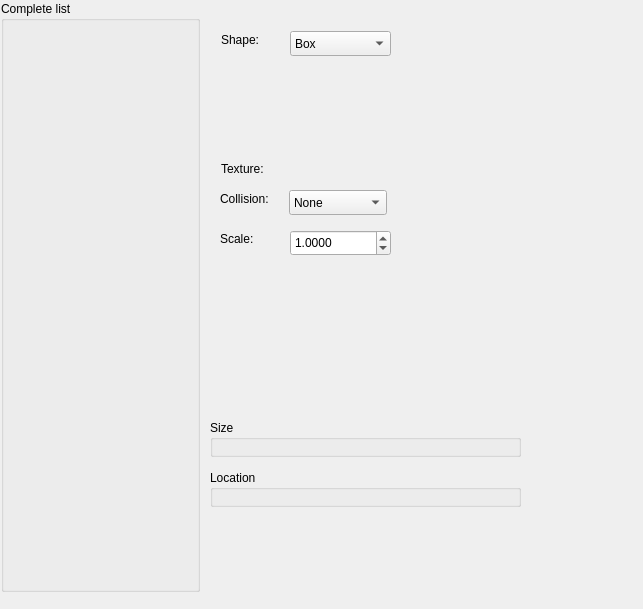
This is Editor/Dialogs/SpecialElements/panelspecialelements.ui in RPG-Paper-Maker/RPG-Paper-Maker as Qt 5 draws it before an edit. The edited form follows.
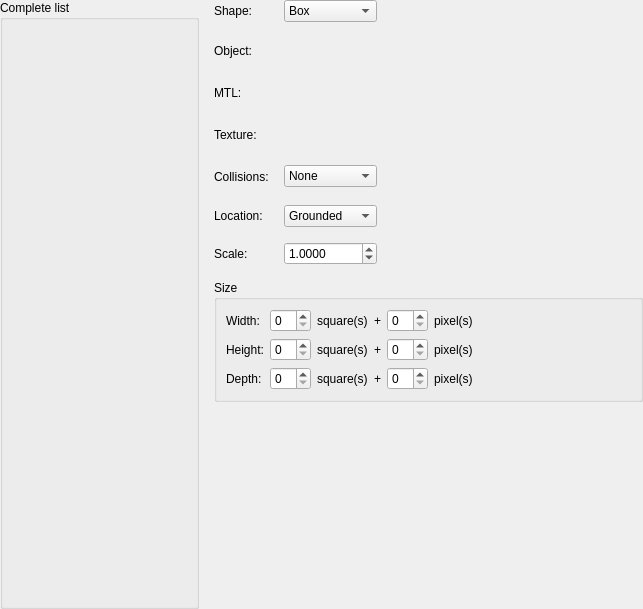
This is the edited form. Custom widgets are drawn as their Qt base class.

Commit message: [WIP] 3D objects importation: introducing WidgetShape and completing panel special elements

```diff
--- a/Editor/Dialogs/SpecialElements/panelspecialelements.ui
+++ b/Editor/Dialogs/SpecialElements/panelspecialelements.ui
@@ -13,28 +13,72 @@
   <property name="windowTitle">
    <string>Form</string>
   </property>
-  <widget class="QLabel" name="label">
-   <property name="geometry">
-    <rect>
-     <x>221</x>
-     <y>31</y>
-     <width>46</width>
-     <height>17</height>
-    </rect>
+  <layout class="QGridLayout" name="gridLayout_4">
+   <property name="leftMargin">
+    <number>0</number>
    </property>
+   <property name="topMargin">
+    <number>0</number>
+   </property>
+   <property name="rightMargin">
+    <number>0</number>
+   </property>
+   <property name="bottomMargin">
+    <number>0</number>
+   </property>
+   <item row="0" column="0">
+    <layout class="QHBoxLayout" name="horizontalLayout" stretch="0,1">
+     <property name="spacing">
+      <number>15</number>
+     </property>
+     <item>
+      <widget class="QGroupBox" name="groupBox_22">
+       <property name="minimumSize">
+        <size>
+         <width>0</width>
+         <height>0</height>
+        </size>
+       </property>
+       <property name="maximumSize">
+        <size>
+         <width>16777215</width>
+         <height>16777215</height>
+        </size>
+       </property>
+       <property name="title">
+        <string>Complete list</string>
+       </property>
+       <layout class="QGridLayout" name="gridLayout_29">
+        <item row="0" column="0">
+         <widget class="PanelSuperList" name="panelSuperList" native="true">
+          <property name="minimumSize">
+           <size>
+            <width>175</width>
+            <height>0</height>
+           </size>
+          </property>
+          <property name="maximumSize">
+           <size>
+            <width>175</width>
+            <height>16777215</height>
+           </size>
+          </property>
+         </widget>
+        </item>
+       </layout>
+      </widget>
+     </item>
+     <item>
+      <layout class="QGridLayout" name="gridLayout_3" rowstretch="0,0,0,0,0,0,0,0,1">
+       <item row="0" column="0">
+        <widget class="QLabel" name="labelShape">
    <property name="text">
     <string>Shape:</string>
    </property>
   </widget>
+       </item>
+       <item row="0" column="1">
   <widget class="QComboBox" name="comboBoxShape">
-   <property name="geometry">
-    <rect>
-     <x>290</x>
-     <y>31</y>
-     <width>101</width>
-     <height>25</height>
-    </rect>
-   </property>
    <item>
     <property name="text">
      <string>Box</string>
@@ -66,28 +110,111 @@
     </property>
    </item>
   </widget>
-  <widget class="QLabel" name="label_2">
-   <property name="geometry">
-    <rect>
-     <x>220</x>
-     <y>190</y>
-     <width>62</width>
-     <height>17</height>
-    </rect>
-   </property>
+       </item>
+       <item row="0" column="2" colspan="3">
+        <spacer name="horizontalSpacer_4">
+         <property name="orientation">
+          <enum>Qt::Horizontal</enum>
+         </property>
+         <property name="sizeHint" stdset="0">
+          <size>
+           <width>218</width>
+           <height>20</height>
+          </size>
+         </property>
+        </spacer>
+       </item>
+       <item row="1" column="0">
+        <widget class="QLabel" name="labelObject">
    <property name="text">
-    <string>Collision:</string>
-   </property>
-  </widget>
+          <string>Object:</string>
+         </property>
+        </widget>
+       </item>
+       <item row="1" column="1" colspan="2">
+        <widget class="WidgetShape" name="widgetShapeObj" native="true">
+         <property name="minimumSize">
+          <size>
+           <width>200</width>
+           <height>27</height>
+          </size>
+         </property>
+         <property name="maximumSize">
+          <size>
+           <width>200</width>
+           <height>27</height>
+          </size>
+         </property>
+        </widget>
+       </item>
+       <item row="1" column="3" rowspan="3" colspan="2">
+        <spacer name="horizontalSpacer_5">
+         <property name="orientation">
+          <enum>Qt::Horizontal</enum>
+         </property>
+         <property name="sizeHint" stdset="0">
+          <size>
+           <width>118</width>
+           <height>78</height>
+          </size>
+         </property>
+        </spacer>
+       </item>
+       <item row="2" column="0">
+        <widget class="QLabel" name="labelMtl">
+         <property name="text">
+          <string>MTL:</string>
+         </property>
+        </widget>
+       </item>
+       <item row="2" column="1" colspan="2">
+        <widget class="WidgetShape" name="widgetShapeMtl" native="true">
+         <property name="minimumSize">
+          <size>
+           <width>200</width>
+           <height>27</height>
+          </size>
+         </property>
+         <property name="maximumSize">
+          <size>
+           <width>200</width>
+           <height>27</height>
+          </size>
+         </property>
+        </widget>
+       </item>
+       <item row="3" column="0">
+        <widget class="QLabel" name="labelTexture">
+         <property name="text">
+          <string>Texture:</string>
+         </property>
+        </widget>
+       </item>
+       <item row="3" column="1" colspan="2">
+        <widget class="WidgetPicture" name="widgetPicture" native="true">
+         <property name="minimumSize">
+          <size>
+           <width>200</width>
+           <height>27</height>
+          </size>
+         </property>
+         <property name="maximumSize">
+          <size>
+           <width>200</width>
+           <height>27</height>
+          </size>
+         </property>
+        </widget>
+       </item>
+       <item row="4" column="0">
+        <widget class="QLabel" name="labelCollisions">
+         <property name="text">
+          <string>Collisions:</string>
+         </property>
+        </widget>
+       </item>
+       <item row="4" column="1">
   <widget class="QComboBox" name="comboBoxCollision">
-   <property name="geometry">
-    <rect>
-     <x>289</x>
-     <y>190</y>
-     <width>98</width>
-     <height>25</height>
-    </rect>
-   </property>
    <item>
     <property name="text">
      <string>None</string>
@@ -109,28 +236,79 @@
     </property>
    </item>
   </widget>
-  <widget class="QLabel" name="label_3">
-   <property name="geometry">
-    <rect>
-     <x>220</x>
-     <y>230</y>
-     <width>61</width>
-     <height>17</height>
-    </rect>
-   </property>
+       </item>
+       <item row="4" column="2" colspan="2">
+        <widget class="WidgetShape" name="widgetShapeCollisions" native="true">
+         <property name="minimumSize">
+          <size>
+           <width>200</width>
+           <height>27</height>
+          </size>
+         </property>
+         <property name="maximumSize">
+          <size>
+           <width>200</width>
+           <height>27</height>
+          </size>
+         </property>
+        </widget>
+       </item>
+       <item row="4" column="4">
+        <spacer name="horizontalSpacer">
+         <property name="orientation">
+          <enum>Qt::Horizontal</enum>
+         </property>
+         <property name="sizeHint" stdset="0">
+          <size>
+           <width>13</width>
+           <height>20</height>
+          </size>
+         </property>
+        </spacer>
+       </item>
+       <item row="5" column="0">
+        <widget class="QLabel" name="labelLocation">
+         <property name="text">
+          <string>Location:</string>
+         </property>
+        </widget>
+       </item>
+       <item row="5" column="1">
+        <widget class="QComboBox" name="comboBoxLocation">
+         <item>
+          <property name="text">
+           <string>Grounded</string>
+          </property>
+         </item>
+         <item>
+          <property name="text">
+           <string>Centered</string>
+          </property>
+         </item>
+        </widget>
+       </item>
+       <item row="5" column="2" colspan="3">
+        <spacer name="horizontalSpacer_2">
+         <property name="orientation">
+          <enum>Qt::Horizontal</enum>
+         </property>
+         <property name="sizeHint" stdset="0">
+          <size>
+           <width>218</width>
+           <height>20</height>
+          </size>
+         </property>
+        </spacer>
+       </item>
+       <item row="6" column="0">
+        <widget class="QLabel" name="labelScale">
    <property name="text">
     <string>Scale:</string>
    </property>
   </widget>
-  <widget class="QDoubleSpinBox" name="doubleSpinBox">
-   <property name="geometry">
-    <rect>
-     <x>290</x>
-     <y>230</y>
-     <width>101</width>
-     <height>26</height>
-    </rect>
-   </property>
+       </item>
+       <item row="6" column="1">
+        <widget class="QDoubleSpinBox" name="doubleSpinBoxScale">
    <property name="decimals">
     <number>4</number>
    </property>
@@ -138,120 +316,156 @@
     <double>1.000000000000000</double>
    </property>
   </widget>
-  <widget class="QGroupBox" name="groupBox_22">
-   <property name="geometry">
-    <rect>
-     <x>1</x>
-     <y>1</y>
-     <width>199</width>
-     <height>591</height>
-    </rect>
-   </property>
-   <property name="minimumSize">
+       </item>
+       <item row="6" column="2" colspan="3">
+        <spacer name="horizontalSpacer_8">
+         <property name="orientation">
+          <enum>Qt::Horizontal</enum>
+         </property>
+         <property name="sizeHint" stdset="0">
     <size>
-     <width>0</width>
-     <height>0</height>
-    </size>
-   </property>
-   <property name="maximumSize">
-    <size>
-     <width>16777215</width>
-     <height>16777215</height>
-    </size>
-   </property>
-   <property name="title">
-    <string>Complete list</string>
-   </property>
-   <layout class="QGridLayout" name="gridLayout_29">
-    <item row="0" column="0">
-     <widget class="PanelSuperList" name="panelSuperList" native="true">
-      <property name="minimumSize">
-       <size>
-        <width>175</width>
-        <height>0</height>
-       </size>
-      </property>
-      <property name="maximumSize">
-       <size>
-        <width>175</width>
-        <height>16777215</height>
-       </size>
-      </property>
-     </widget>
-    </item>
-   </layout>
-  </widget>
+           <width>218</width>
+           <height>20</height>
+          </size>
+         </property>
+        </spacer>
+       </item>
+       <item row="7" column="0" colspan="5">
   <widget class="QGroupBox" name="groupBoxSize">
-   <property name="geometry">
-    <rect>
-     <x>210</x>
-     <y>420</y>
-     <width>311</width>
-     <height>37</height>
-    </rect>
-   </property>
    <property name="title">
     <string>Size</string>
    </property>
-  </widget>
-  <widget class="WidgetTilesetSettings" name="widgetTilesetSettings" native="true">
-   <property name="geometry">
-    <rect>
-     <x>207</x>
-     <y>37</y>
-     <width>311</width>
-     <height>16</height>
-    </rect>
-   </property>
-  </widget>
-  <widget class="QGroupBox" name="groupBoxLocation">
-   <property name="geometry">
-    <rect>
-     <x>210</x>
-     <y>470</y>
-     <width>311</width>
-     <height>37</height>
-    </rect>
-   </property>
-   <property name="title">
-    <string>Location</string>
-   </property>
-  </widget>
-  <widget class="QLabel" name="label_4">
-   <property name="geometry">
-    <rect>
-     <x>221</x>
-     <y>160</y>
-     <width>57</width>
-     <height>17</height>
-    </rect>
-   </property>
+         <layout class="QGridLayout" name="gridLayout_2">
+          <item row="0" column="0">
+           <layout class="QGridLayout" name="gridLayout">
+            <item row="0" column="0">
+             <widget class="QLabel" name="label_7">
+              <property name="text">
+               <string>Width:</string>
+              </property>
+             </widget>
+            </item>
+            <item row="0" column="1">
+             <widget class="QSpinBox" name="spinBoxSquaresWidth"/>
+            </item>
+            <item row="0" column="2">
+             <widget class="QLabel" name="label_10">
+              <property name="text">
+               <string>square(s)</string>
+              </property>
+             </widget>
+            </item>
+            <item row="0" column="3">
+             <widget class="QLabel" name="label">
+              <property name="text">
+               <string>+</string>
+              </property>
+             </widget>
+            </item>
+            <item row="0" column="4">
+             <widget class="QSpinBox" name="spinBoxPixelsWidth"/>
+            </item>
+            <item row="0" column="5">
+             <widget class="QLabel" name="label_17">
    <property name="text">
-    <string>Texture:</string>
-   </property>
-  </widget>
-  <widget class="WidgetPicture" name="widgetPicture" native="true">
-   <property name="geometry">
-    <rect>
-     <x>284</x>
-     <y>150</y>
-     <width>200</width>
-     <height>27</height>
-    </rect>
-   </property>
-   <property name="minimumSize">
+               <string>pixel(s)</string>
+              </property>
+             </widget>
+            </item>
+            <item row="0" column="6" rowspan="3">
+             <spacer name="horizontalSpacer_3">
+              <property name="orientation">
+               <enum>Qt::Horizontal</enum>
+              </property>
+              <property name="sizeHint" stdset="0">
     <size>
-     <width>200</width>
-     <height>27</height>
-    </size>
-   </property>
-   <property name="maximumSize">
-    <size>
-     <width>200</width>
-     <height>27</height>
-    </size>
-   </property>
-  </widget>
+                <width>38</width>
+                <height>68</height>
+               </size>
+              </property>
+             </spacer>
+            </item>
+            <item row="1" column="0">
+             <widget class="QLabel" name="label_8">
+              <property name="text">
+               <string>Height:</string>
+              </property>
+             </widget>
+            </item>
+            <item row="1" column="1">
+             <widget class="QSpinBox" name="spinBoxSquaresHeight"/>
+            </item>
+            <item row="1" column="2">
+             <widget class="QLabel" name="label_11">
+              <property name="text">
+               <string>square(s)</string>
+              </property>
+             </widget>
+            </item>
+            <item row="1" column="3">
+             <widget class="QLabel" name="label_2">
+              <property name="text">
+               <string>+</string>
+              </property>
+             </widget>
+            </item>
+            <item row="1" column="4">
+             <widget class="QSpinBox" name="spinBoxPixelsHeight"/>
+            </item>
+            <item row="1" column="5">
+             <widget class="QLabel" name="label_18">
+              <property name="text">
+               <string>pixel(s)</string>
+              </property>
+             </widget>
+            </item>
+            <item row="2" column="0">
+             <widget class="QLabel" name="label_9">
+              <property name="text">
+               <string>Depth:</string>
+              </property>
+             </widget>
+            </item>
+            <item row="2" column="1">
+             <widget class="QSpinBox" name="spinBoxSquaresDepth"/>
+            </item>
+            <item row="2" column="2">
+             <widget class="QLabel" name="label_12">
+              <property name="text">
+               <string>square(s)</string>
+              </property>
+             </widget>
+            </item>
+            <item row="2" column="3">
+             <widget class="QLabel" name="label_3">
+              <property name="text">
+               <string>+</string>
+              </property>
+             </widget>
+            </item>
+            <item row="2" column="4">
+             <widget class="QSpinBox" name="spinBoxPixelsDepth"/>
+            </item>
+            <item row="2" column="5">
+             <widget class="QLabel" name="label_19">
+              <property name="text">
+               <string>pixel(s)</string>
+              </property>
+             </widget>
+            </item>
+           </layout>
+          </item>
+         </layout>
+        </widget>
+       </item>
+       <item row="8" column="0" colspan="5">
+        <widget class="WidgetTilesetSettings" name="widgetTilesetSettings" native="true"/>
+       </item>
+      </layout>
+     </item>
+    </layout>
+   </item>
+  </layout>
  </widget>
  <customwidgets>
   <customwidget>
@@ -272,6 +486,12 @@
    <header>widgettilesetsettings.h</header>
    <container>1</container>
   </customwidget>
+  <customwidget>
+   <class>WidgetShape</class>
+   <extends>QWidget</extends>
+   <header>widgetshape.h</header>
+   <container>1</container>
+  </customwidget>
  </customwidgets>
  <resources/>
  <connections/>
```
Lines whose indentation alone changed are shown as unchanged. The commit also changes 23 other files.
